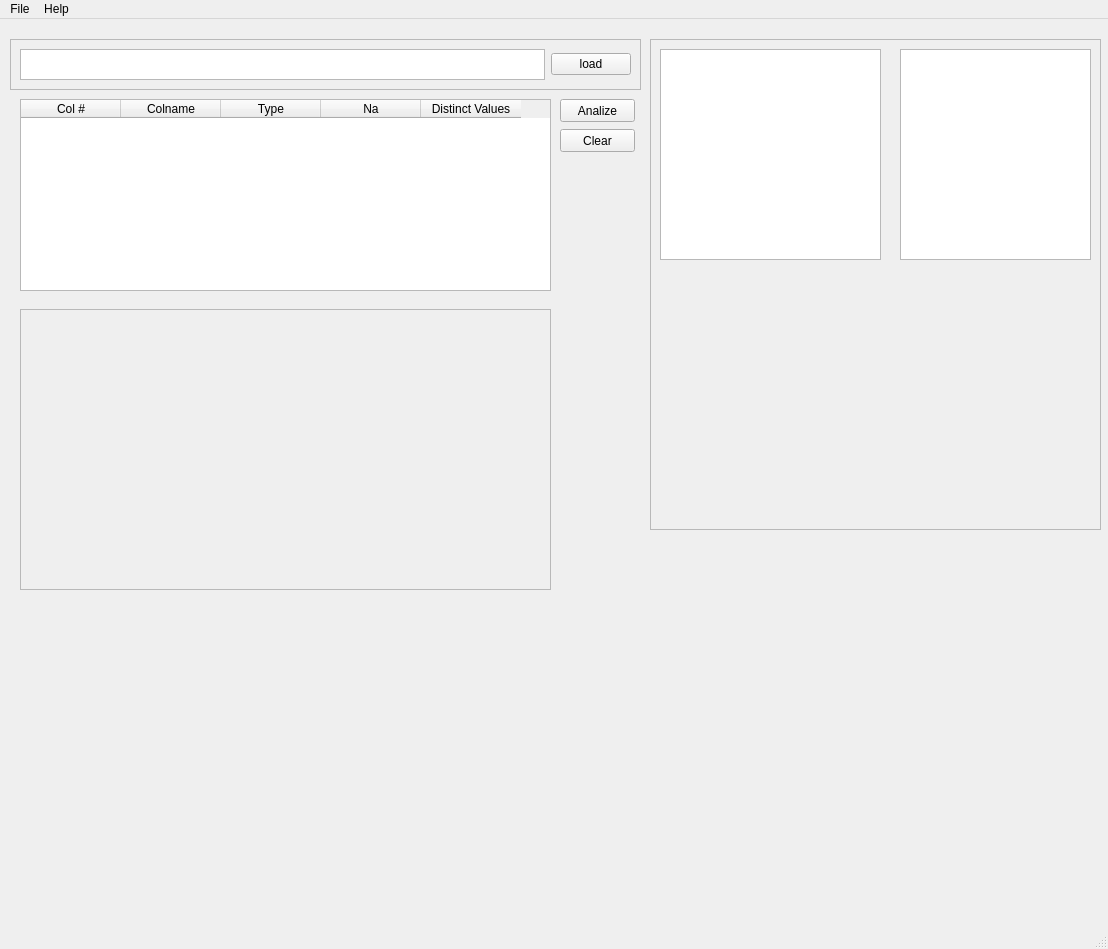
Above: mainview.ui from tallalj/automated-dm before the change. Below: the same form after it.
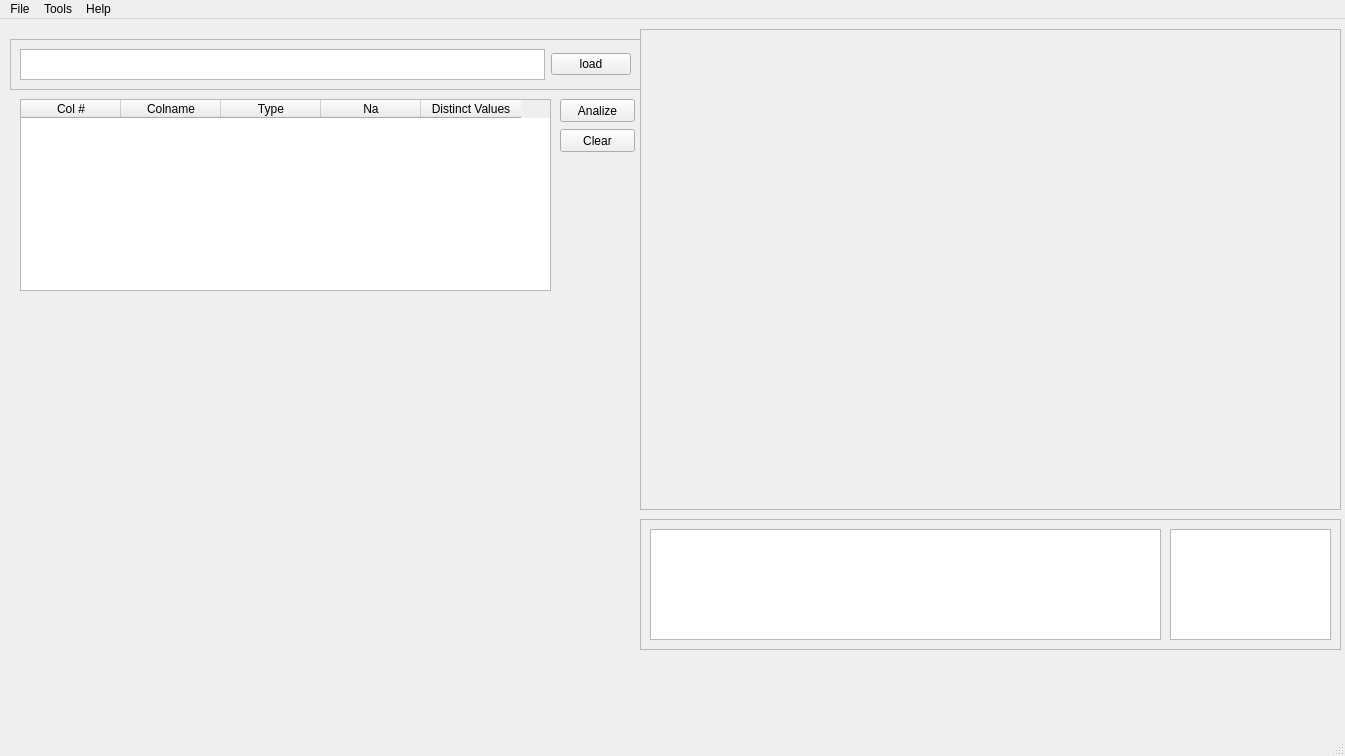
That is the form after the change.

The edit to the form file:
```diff
--- a/mainview.ui
+++ b/mainview.ui
@@ -6,8 +6,8 @@
    <rect>
     <x>0</x>
     <y>0</y>
-    <width>1108</width>
-    <height>949</height>
+    <width>1345</width>
+    <height>756</height>
    </rect>
   </property>
   <property name="windowTitle">
@@ -114,10 +114,10 @@
    <widget class="QFrame" name="frame_2">
     <property name="geometry">
      <rect>
-      <x>650</x>
-      <y>20</y>
-      <width>451</width>
-      <height>491</height>
+      <x>640</x>
+      <y>500</y>
+      <width>701</width>
+      <height>131</height>
      </rect>
     </property>
     <property name="frameShape">
@@ -131,18 +131,18 @@
       <rect>
        <x>10</x>
        <y>10</y>
-       <width>221</width>
-       <height>211</height>
+       <width>511</width>
+       <height>111</height>
       </rect>
      </property>
     </widget>
     <widget class="QTextEdit" name="Detail">
      <property name="geometry">
       <rect>
-       <x>250</x>
+       <x>530</x>
        <y>10</y>
-       <width>191</width>
-       <height>211</height>
+       <width>161</width>
+       <height>111</height>
       </rect>
      </property>
     </widget>
@@ -150,10 +150,10 @@
    <widget class="QFrame" name="plot">
     <property name="geometry">
      <rect>
-      <x>20</x>
-      <y>290</y>
-      <width>531</width>
-      <height>281</height>
+      <x>640</x>
+      <y>10</y>
+      <width>701</width>
+      <height>481</height>
      </rect>
     </property>
     <property name="frameShape">
@@ -169,7 +169,7 @@
     <rect>
      <x>0</x>
      <y>0</y>
-     <width>1108</width>
+     <width>1345</width>
      <height>21</height>
     </rect>
    </property>
@@ -186,7 +186,22 @@
     </property>
     <addaction name="actionAbout_help"/>
    </widget>
+   <widget class="QMenu" name="menuTools">
+    <property name="title">
+     <string>Tools</string>
+    </property>
+    <widget class="QMenu" name="menuExport_Data">
+     <property name="title">
+      <string>Export Data</string>
+     </property>
+     <addaction name="actionJSon"/>
+     <addaction name="actionXML"/>
+     <addaction name="actionCSV"/>
+    </widget>
+    <addaction name="menuExport_Data"/>
+   </widget>
    <addaction name="menuFile"/>
+   <addaction name="menuTools"/>
    <addaction name="menuHelp"/>
   </widget>
   <widget class="QStatusBar" name="statusbar"/>
```
Left out of the diff: 15 changed lines with no effect on the pictures.
